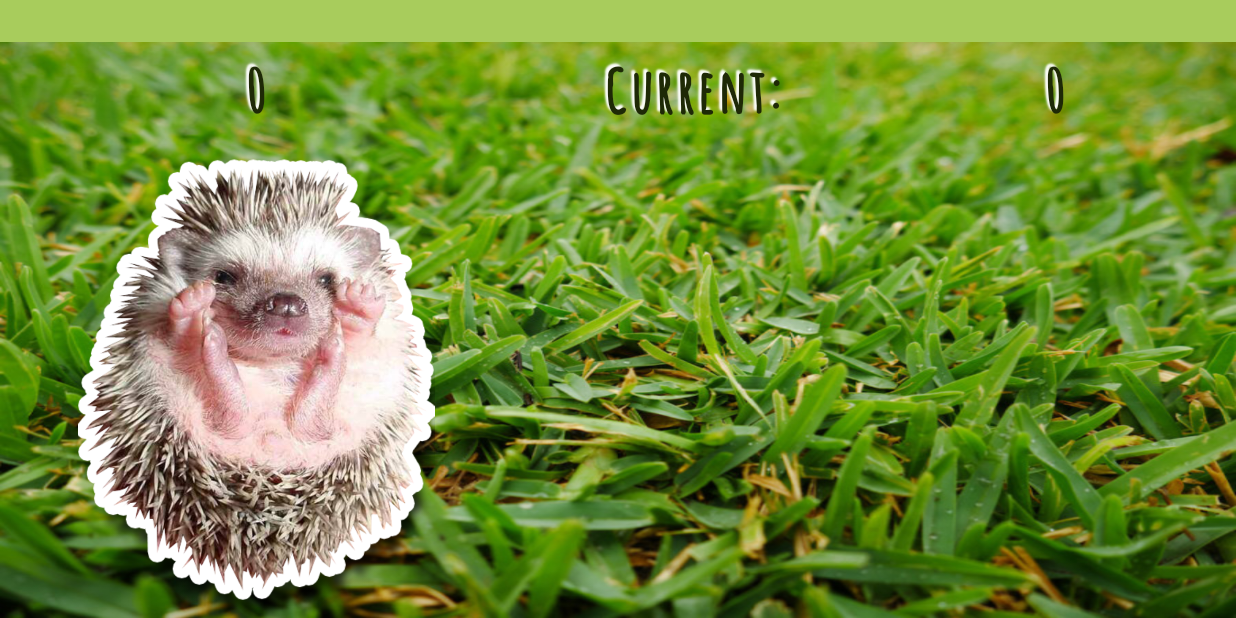
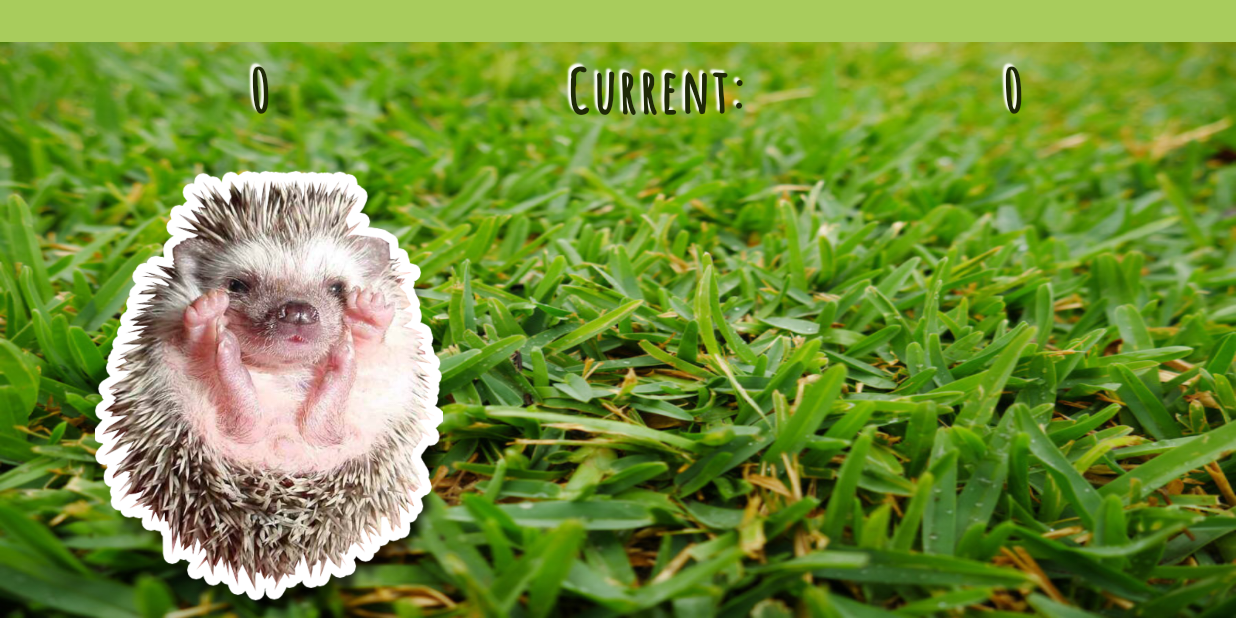
Before and after one commit to winter2022-comp3717/project-team-hedgehogs, an Android app: the GameActivity screen opened directly, with no data from a screen before it, on a phone screen of 824 x 412 dp (held sideways). Run offline under Robolectric (Android 15) with nearby library versions, the phone set to English and light mode, and no system bars; Roboto replaces fonts that are not available here.

Commit message:
renamed menu

```diff
--- a/app/src/main/java/com/bcit/hedgehog_honeymoon/GameActivity.java
+++ b/app/src/main/java/com/bcit/hedgehog_honeymoon/GameActivity.java
@@ -41,9 +41,10 @@ public class GameActivity extends AppCompatActivity implements Choreographer.Fra
 
     @Override
     public boolean onCreateOptionsMenu(Menu menu) {
-        getMenuInflater().inflate(R.menu.toolbar_game, menu);
+        getMenuInflater().inflate(R.menu.menu_toolbar_game, menu);
         return super.onCreateOptionsMenu(menu);
     }
+
 
     //Add a hedgehog manually by clicking
     public void incrementHedgehog(){
--- a/app/src/main/res/layout-land/activity_game.xml
+++ b/app/src/main/res/layout-land/activity_game.xml
@@ -23,10 +23,18 @@
         android:layout_height="match_parent"
         android:layout_weight="1">
 
-        <LinearLayout
-            android:layout_width="341dp"
-            android:layout_height="match_parent"
-            android:orientation="vertical">
+        <FrameLayout
+            android:layout_width="347dp"
+            android:layout_height="match_parent">
+
+            <ImageView
+                android:id="@+id/imageView_game"
+                android:layout_width="358dp"
+                android:layout_height="309dp"
+                android:layout_gravity="bottom"
+                android:layout_weight="1"
+                android:contentDescription="@string/cute_hedgehog"
+                app:srcCompat="@drawable/hedgehog_shadow" />
 
             <TextView
                 android:id="@+id/textView_game_lifetime"
@@ -43,17 +51,8 @@
                 android:text="10000"
                 android:textColor="@color/super_dark_green"
                 android:textSize="40sp"
-                android:textStyle="bold"
-                />
-
-            <ImageView
-                android:id="@+id/imageView_game"
-                android:layout_width="wrap_content"
-                android:layout_height="310dp"
-                android:layout_weight="1"
-                android:contentDescription="@string/cute_hedgehog"
-                app:srcCompat="@drawable/hedgehog_shadow" />
-        </LinearLayout>
+                android:textStyle="bold" />
+        </FrameLayout>
 
         <LinearLayout
             android:layout_width="match_parent"
@@ -68,7 +67,7 @@
 
                 <TextView
                     android:id="@+id/textView_game_current_label"
-                    android:layout_width="153dp"
+                    android:layout_width="37dp"
                     android:layout_height="match_parent"
                     android:layout_weight="1"
                     android:fontFamily="@font/amatica_sc_bold"
```
Also changed, not shown: app/src/main/res/menu/menu_toolbar_game.xml (renamed from app/src/main/res/menu/toolbar_game.xml).
